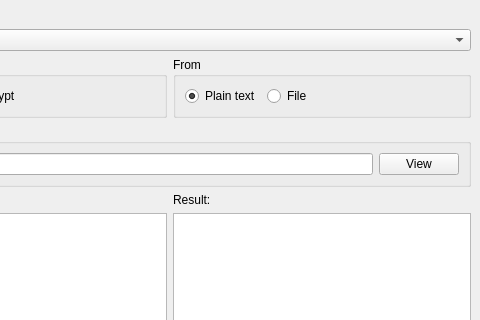
Old version of the form design/mainwindow.ui in the repository BupTy03/Encryptor2000; both pictures show x 141 to 621 and y 0 to 320 of the 621 by 467 pixel window.
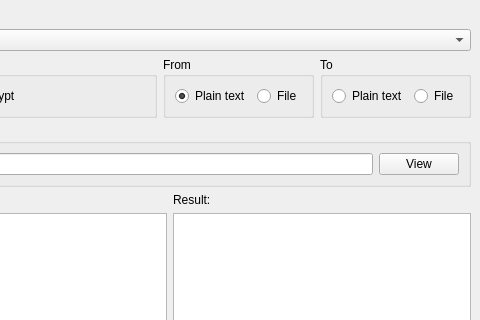
New version of the form.

Diff of the .ui file:
```diff
--- a/design/mainwindow.ui
+++ b/design/mainwindow.ui
@@ -95,18 +95,32 @@
              </property>
             </widget>
            </item>
+          </layout>
+         </item>
+        </layout>
+       </widget>
+      </item>
+      <item>
+       <widget class="QGroupBox" name="toGroupBox">
+        <property name="title">
+         <string>To</string>
+        </property>
+        <layout class="QGridLayout" name="gridLayout">
+         <item row="0" column="0">
+          <layout class="QHBoxLayout" name="toGroupBoxHorizontalLayout">
            <item>
-            <spacer name="horizontalSpacer">
-             <property name="orientation">
-              <enum>Qt::Horizontal</enum>
+            <widget class="QRadioButton" name="toPlainTextRadioButton">
+             <property name="text">
+              <string>Plain text</string>
              </property>
-             <property name="sizeHint" stdset="0">
-              <size>
-               <width>40</width>
-               <height>20</height>
-              </size>
+            </widget>
+           </item>
+           <item>
+            <widget class="QRadioButton" name="toFileRadioButton">
+             <property name="text">
+              <string>File</string>
              </property>
-            </spacer>
+            </widget>
            </item>
           </layout>
          </item>
```
Left out of the diff: 6 changed lines with no effect on the pictures.
